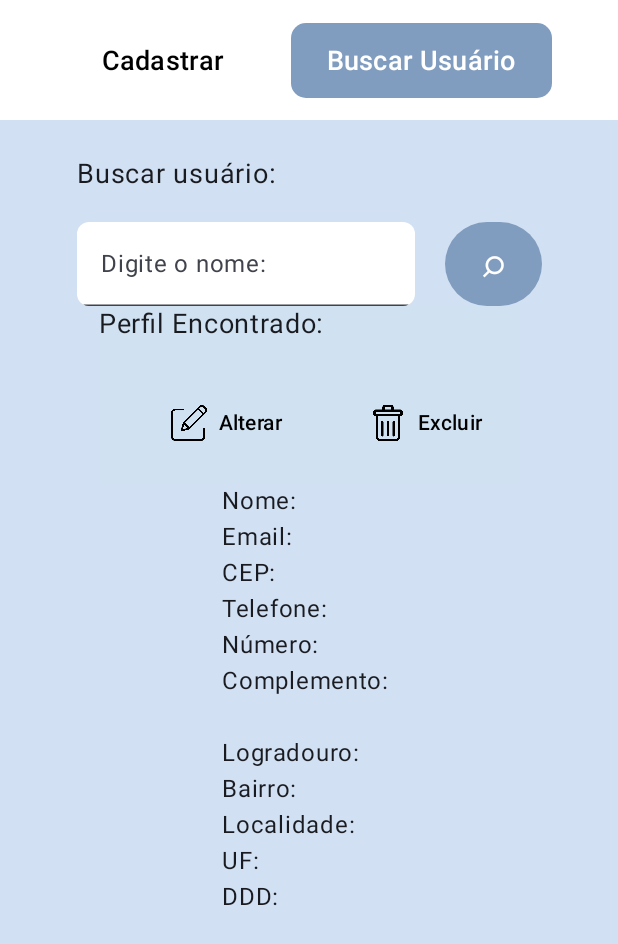
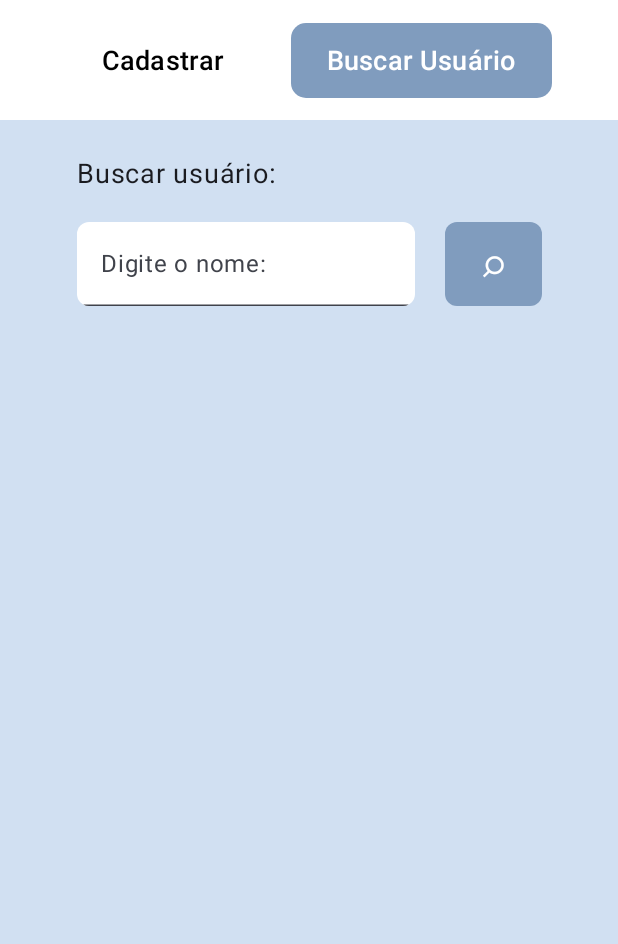
Before and after one commit to ProjetoKotlin/MobileCadastro, an Android app built with Jetpack Compose: the screen it shows after launch (MainActivity), after a tap on "Buscar Usuário", on a phone screen of 412 x 824 dp. Shown: the top 944 px of the screen. Run offline under Robolectric (Android 15) with nearby library versions, the phone set to English and light mode, and no system bars.

Commit message:
update Files

```diff
--- a/app/src/main/java/com/cursoimpacta/mobilecadastro/Formulario.kt
+++ b/app/src/main/java/com/cursoimpacta/mobilecadastro/Formulario.kt
@@ -56,8 +56,6 @@ fun Formulario(
             .width(280.dp)
             .clip(RoundedCornerShape(8.dp))
     ) {
-        Spacer(modifier = Modifier.height(30.dp))
-
         TextField(
             value = dados.nome,
             { onDadosChange(dados.copy(nome = it)) },
@@ -124,6 +122,7 @@ fun Formulario(
 
                 }, modifier = Modifier
                     .height(56.dp),
+                shape = RoundedCornerShape(8.dp),
                 colors = ButtonDefaults.buttonColors(containerColor = Color(0xFF809CBE))
             ) {
                 Text(text = "⌕", fontSize = 26.sp)
@@ -225,12 +224,13 @@ fun Formulario(
                 keyboardOptions = KeyboardOptions(keyboardType = KeyboardType.Number)
             )
         }
-        if (dados.telefone.isNotEmpty()) {
+        if (infoCep.ddd.isNotEmpty() || dados.telefone != "9") {
             Text(
                 text = validaTelefone(infoCep.ddd, dados.telefone),
                 modifier = Modifier.align(Alignment.Start),
                 color = Color.Red
             )
         }
+        Spacer(Modifier.height(12.dp))
     }
 }
--- a/app/src/main/java/com/cursoimpacta/mobilecadastro/MainActivity.kt
+++ b/app/src/main/java/com/cursoimpacta/mobilecadastro/MainActivity.kt
@@ -28,7 +28,6 @@ import androidx.compose.runtime.setValue
 import androidx.compose.ui.Alignment
 import androidx.compose.ui.Modifier
 import androidx.compose.ui.graphics.Color
-import androidx.compose.ui.tooling.preview.Preview
 import androidx.compose.ui.unit.dp
 import androidx.compose.ui.unit.sp
 import com.cursoimpacta.mobilecadastro.ui.theme.MobileCadastroTheme
@@ -79,9 +78,14 @@ fun TelaPrincipal(db: Database) {
 @Composable
 fun TelaCadastro(db: Database) {
     var dados by remember {
-        mutableStateOf(DadosPessoais("", "", "", "", "", ""))
+        mutableStateOf(DadosPessoais("", "", "", "9", "", ""))
+    }
+    var btnCadastrarClicked by remember {
+        mutableStateOf(false)
     }
     var infoCep by remember { mutableStateOf(Endereco("", "", "", "", "", false)) }
+
+    Spacer(modifier = Modifier.height(30.dp))
     Formulario(dados = dados,
         onDadosChange = { dados = it },
         infoCep = infoCep,
@@ -90,6 +94,9 @@ fun TelaCadastro(db: Database) {
     Button(
         onClick = {
             db.addUser(dados, infoCep)
+            dados = DadosPessoais("","","","","","")
+            infoCep = Endereco("", "", "", "", "", false)
+            btnCadastrarClicked = true
         },
         modifier = Modifier
             .width(280.dp),
@@ -98,14 +105,22 @@ fun TelaCadastro(db: Database) {
     ) {
         Text(text = "CADASTRAR")
     }
+    if (btnCadastrarClicked){
+        Spacer(modifier = Modifier.height(20.dp))
+        Text(text = "Dados cadastrados com sucesso!")
+    }
+    Spacer(modifier = Modifier.height(24.dp))
 }
 
 @Composable
 fun TelaBuscarUsuario(db: Database) {
-    var dados by remember { mutableStateOf(DadosPessoais("", "", "", "", "", "")) }
+    var dados by remember { mutableStateOf(DadosPessoais("", "", "", "9", "", "")) }
     var infoCep by remember { mutableStateOf(Endereco("", "", "", "", "", false)) }
     var entrada by remember {
         mutableStateOf("")
+    }
+    var btnBuscarClicked by remember {
+        mutableStateOf(false)
     }
 
     Column(
@@ -138,18 +153,21 @@ fun TelaBuscarUsuario(db: Database) {
             Spacer(modifier = Modifier.width(20.dp))
             Button(
                 onClick = {
-                    var (dadosResp, infoCepResp) = db.getUserByName(entrada)
+                    val (dadosResp, infoCepResp) = db.getUserByName(entrada)
                     dados = dadosResp
                     infoCep = infoCepResp
+                    btnBuscarClicked = true
                 },
                 colors = ButtonDefaults.buttonColors(containerColor = Color(0xFF809CBE)),
-                modifier = Modifier.height(56.dp)
+                modifier = Modifier.height(56.dp),
+                shape = RoundedCornerShape(8.dp)
             ) {
                 Text(text = "⌕", fontSize = 26.sp)
             }
         }
     }
-
+    Spacer(modifier = Modifier.height(30.dp))
+    if (btnBuscarClicked) {
         if (dados.nome != "Não encontrado") {
             var btnAlterarClicked by remember {
                 mutableStateOf(false)
@@ -159,11 +177,10 @@ fun TelaBuscarUsuario(db: Database) {
             }
 
             PerfilEncontrado(
-            btnAlterarClicked,
                 { btnAlterarClicked = it },
-            btnDeletarClicked,
                 { btnDeletarClicked = it }
             )
+            Spacer(modifier = Modifier.height(20.dp))
             if (btnDeletarClicked) {
                 db.deleteUser(entrada)
                 Text(text = "Dados deletados com sucesso!")
@@ -180,6 +197,7 @@ fun TelaBuscarUsuario(db: Database) {
                     Button(
                         onClick = {
                             db.updateUser(dados, infoCep)
+                            btnBuscarClicked = false
                         },
                         modifier = Modifier
                             .width(280.dp),
@@ -188,10 +206,12 @@ fun TelaBuscarUsuario(db: Database) {
                     ) {
                         Text(text = "SALVAR")
                     }
+                    Spacer(modifier = Modifier.height(24.dp))
                 }
             }
         } else {
             Text(text = "Usuário não encontrado!")
+        }
     }
 }
 
@@ -212,5 +232,5 @@ fun ExibirDados(dados: DadosPessoais, endereco: Endereco) {
         DDD: ${endereco.ddd}
     """.trimIndent()
 
-    Text(text = dadosTexto)
+    Text(text = dadosTexto, modifier = Modifier.width(310.dp))
 }
--- a/app/src/main/java/com/cursoimpacta/mobilecadastro/PerfilEncontrado.kt
+++ b/app/src/main/java/com/cursoimpacta/mobilecadastro/PerfilEncontrado.kt
@@ -6,48 +6,38 @@ import androidx.compose.foundation.layout.Arrangement
 import androidx.compose.foundation.layout.Column
 import androidx.compose.foundation.layout.Row
 import androidx.compose.foundation.layout.Spacer
-import androidx.compose.foundation.layout.fillMaxWidth
 import androidx.compose.foundation.layout.height
 import androidx.compose.foundation.layout.size
 import androidx.compose.foundation.layout.width
 import androidx.compose.material3.Button
-import androidx.compose.material3.ButtonColors
 import androidx.compose.material3.ButtonDefaults
 import androidx.compose.material3.Text
 import androidx.compose.runtime.Composable
-import androidx.compose.runtime.getValue
-import androidx.compose.runtime.mutableStateOf
-import androidx.compose.runtime.remember
-import androidx.compose.runtime.setValue
 import androidx.compose.ui.Alignment
 import androidx.compose.ui.Modifier
 import androidx.compose.ui.graphics.Color
 import androidx.compose.ui.graphics.painter.Painter
 import androidx.compose.ui.res.painterResource
-import androidx.compose.ui.tooling.preview.Preview
 import androidx.compose.ui.unit.dp
 import androidx.compose.ui.unit.sp
 
 @Composable
 fun PerfilEncontrado(
-    btnAlterarClicked: Boolean,
     onAlterarClicked: (Boolean) -> Unit,
-    btnDeletarClicked: Boolean,
     onDeletarClicked: (Boolean) -> Unit
 ) {
-
     Column(
         modifier = Modifier
-            .width(280.dp)
+            .width(310.dp)
             .background(color = Color(0xFFD0E2F1)),
         verticalArrangement = Arrangement.Center
     ) {
         Text(text = "Perfil Encontrado:", fontSize = 18.sp)
 
-        Spacer(modifier = Modifier.height(30.dp))
+        Spacer(modifier = Modifier.height(20.dp))
 
         Row(
-            modifier = Modifier.fillMaxWidth(),
+            modifier = Modifier.width(310.dp),
             horizontalArrangement = Arrangement.End,
             verticalAlignment = Alignment.CenterVertically // Alinhamento vertical ao centro
         ) {
@@ -62,7 +52,7 @@ fun PerfilEncontrado(
                     imagePainter = painterResource(id = R.drawable.ic_edit)
                 )
             }
-            Spacer(modifier = Modifier.width(10.dp))
+
             Button(
                 onClick = { onDeletarClicked(true) },
                 colors = ButtonDefaults.buttonColors(containerColor = Color.Transparent)
@@ -92,20 +82,3 @@ fun TextWithImage(text: String, imagePainter: Painter) {
         Text(text = text, color = Color.Black)
     }
 }
-
-@Preview(showBackground = true)
-@Composable
-fun Teste() {
-    var btnAlterarClicked by remember {
-        mutableStateOf(false)
-    }
-    var btnDeletarClicked by remember {
-        mutableStateOf(false)
-    }
-    PerfilEncontrado(
-        btnAlterarClicked,
-        { btnAlterarClicked = it },
-        btnDeletarClicked,
-        { btnDeletarClicked = it }
-    )
-}
```
Lines whose indentation alone changed are shown as unchanged.
